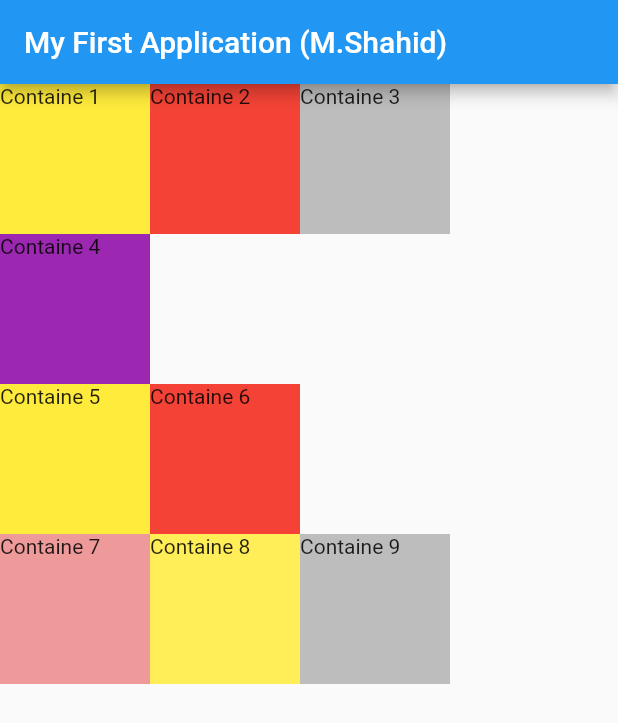
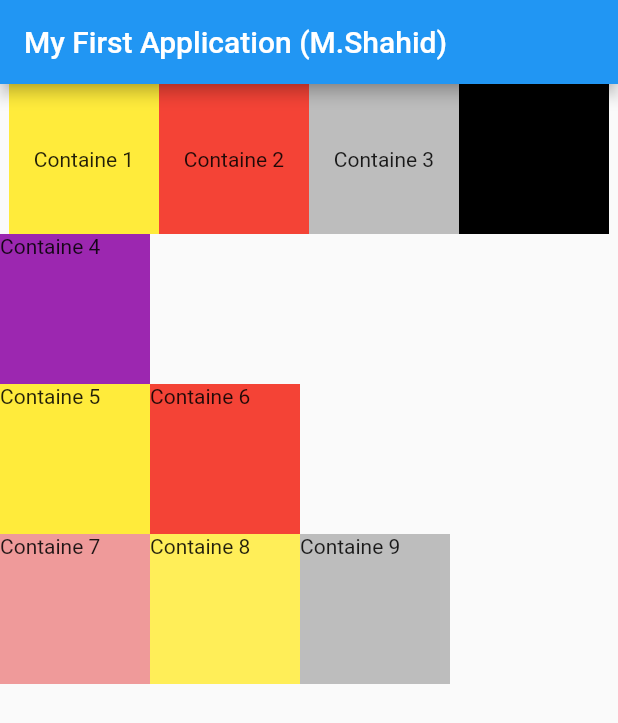
Before and after one commit to shahidjaber90/firstflutter, a Flutter app: the screen it shows after launch, on a phone screen of 412 x 824 dp. Shown: the top 723 px of the screen. Run offline on Flutter 3.47's test engine with Material 2 defaults, Android fonts, the phone set to English and light mode, and no system bars.

Commit message:
First flutter task update Scrolling

```diff
--- a/lib/main.dart
+++ b/lib/main.dart
@@ -17,27 +17,36 @@ class MyApp extends StatelessWidget {
         ),
         body: Column(
           children: [
-            Row(
+            SingleChildScrollView(
+              scrollDirection: Axis.horizontal,
+              child: Row(
                 children: [
                   Container(
                     height: 100,
                     width: 100,
                     color: Colors.yellow,
-                  child: const Text("Containe 1"),
+                    child: Center(child: const Text("Containe 1")),
                   ),
                   Container(
                     height: 100,
                     width: 100,
                     color: Colors.red,
-                  child: const Text("Containe 2"),
+                    child: Center(child: const Text("Containe 2")),
                   ),
                   Container(
                     height: 100,
                     width: 100,
                     color: Colors.grey[400],
-                  child: const Text("Containe 3"),
+                    child: Center(child: const Text("Containe 3")),
+                  ),
+                  Container(
+                    height: 100,
+                    width: 100,
+                    color: Colors.black,
+                    child: Center(child: const Text("Containe 4")),
                   ),
                 ],
+              ),
             ),
             Row(
               children: [
@@ -47,7 +56,6 @@ class MyApp extends StatelessWidget {
                   color: Colors.purple,
                   child: const Text("Containe 4"),
                 ),
-
               ],
             ),
             Row(
```
Lines whose indentation alone changed are shown as unchanged.
